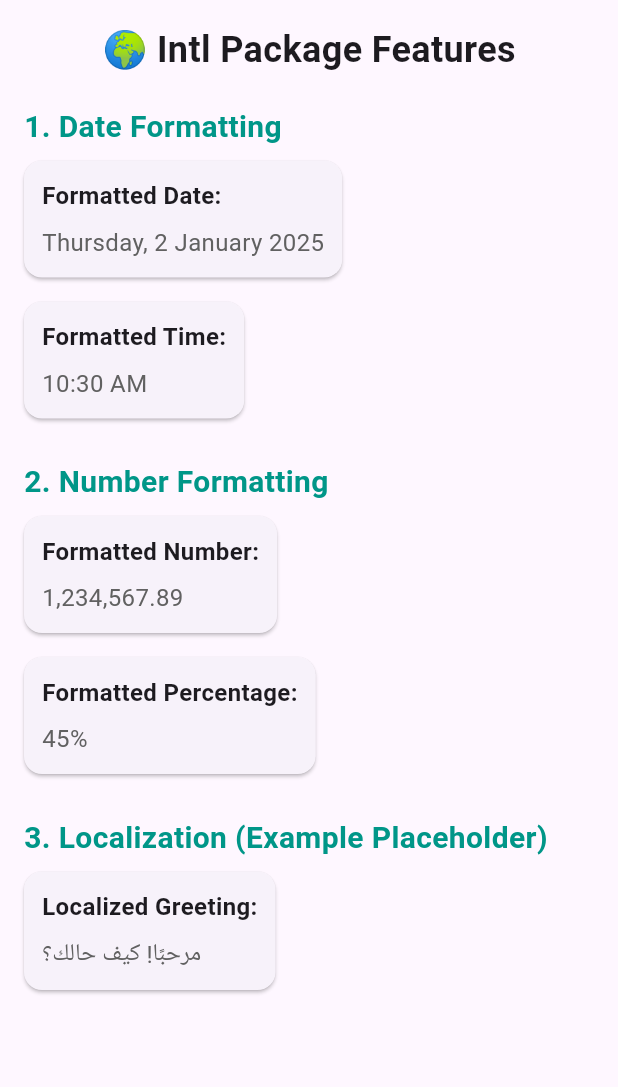
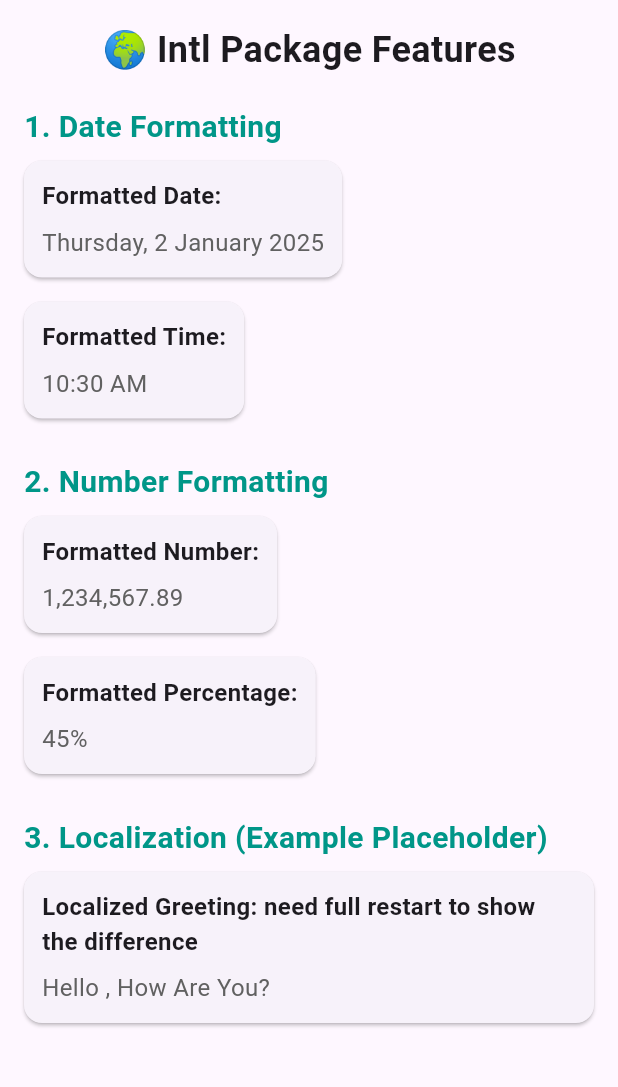
Before and after one commit to dev-OmarKaialy/pacakges_examples, a Flutter app: the screen it shows after launch, on a phone screen of 412 x 824 dp, the part 84-1171 px from its top. Run offline on Flutter 3.47's test engine with Material 3 defaults, Android fonts, the light colour scheme and no system bars; our stand-ins replace flutter_localization.

Commit message:
intl package

```diff
--- /dev/null
+++ b/flutter_intl_exm/lib/l10n/app_en.arb
@@ -0,0 +1 @@
+{"title":"Hello, How Are You?"}
--- a/flutter_intl_exm/lib/main.dart
+++ b/flutter_intl_exm/lib/main.dart
@@ -1,19 +1,52 @@
 import 'package:flutter/material.dart';
+import 'package:flutter_localization/flutter_localization.dart';
 import 'package:intl/date_symbol_data_local.dart';
 import 'package:intl/intl.dart';
 
 void main() async {
+  WidgetsFlutterBinding.ensureInitialized();
   await initializeDateFormatting('ar', null);
+  await FlutterLocalization.instance.ensureInitialized();
   runApp(const IntlDemoApp());
 }
 
-class IntlDemoApp extends StatelessWidget {
+class IntlDemoApp extends StatefulWidget {
   const IntlDemoApp({super.key});
+
+  @override
+  State<IntlDemoApp> createState() => _IntlDemoAppState();
+}
+
+class _IntlDemoAppState extends State<IntlDemoApp> {
+  final FlutterLocalization localization = FlutterLocalization.instance;
+
+  @override
+  void initState() {
+    localization.init(
+      mapLocales: [
+        const MapLocale('en', AppLocale.EN),
+        const MapLocale('ar', AppLocale.AR),
+        const MapLocale('fr', AppLocale.FR),
+      ],
+      initLanguageCode: 'en',
+    );
+    localization.onTranslatedLanguage = _onTranslatedLanguage;
+    super.initState();
+  }
+
+  void _onTranslatedLanguage(Locale? locale) {
+    WidgetsBinding.instance.addPostFrameCallback((s) {
+      setState(() {});
+    });
+  }
 
   @override
   Widget build(BuildContext context) {
     return MaterialApp(
       debugShowCheckedModeBanner: false,
+      supportedLocales: localization.supportedLocales,
+      localizationsDelegates: localization.localizationsDelegates,
+      locale: localization.currentLocale,
       title: 'Intl Package Demo',
       theme: ThemeData(primarySwatch: Colors.blue),
       home: const IntlDemoScreen(),
@@ -33,11 +66,31 @@
   final currentDate = DateTime.now();
   final number = 1234567.89;
   final percentage = 0.45;
+  final FlutterLocalization localization = FlutterLocalization.instance;
+  @override
+  void initState() {
+    localization.init(
+      mapLocales: [
+        const MapLocale('en', AppLocale.EN),
+        const MapLocale('ar', AppLocale.AR),
+        const MapLocale('fr', AppLocale.FR),
+      ],
+      initLanguageCode: 'en',
+    );
+    localization.onTranslatedLanguage = _onTranslatedLanguage;
+    super.initState();
+  }
+
+// the setState function here is a must to add
+  void _onTranslatedLanguage(Locale? locale) {
+    setState(() {});
+  }
 
   void _changeLocale(String locale) {
     setState(() {
       _locale = locale;
     });
+    localization.translate(locale);
   }
 
   @override
@@ -52,9 +105,9 @@
           PopupMenuButton<String>(
             onSelected: _changeLocale,
             itemBuilder: (context) => [
-              const PopupMenuItem(value: 'en_US', child: Text('English (US)')),
+              const PopupMenuItem(value: 'en', child: Text('English (US)')),
               const PopupMenuItem(value: 'ar', child: Text('العربية')),
-              const PopupMenuItem(value: 'fr_FR', child: Text('Français')),
+              const PopupMenuItem(value: 'fr', child: Text('Français')),
             ],
           ),
         ],
@@ -107,8 +160,9 @@
               // Localization Placeholder
               _buildSectionTitle('3. Localization (Example Placeholder)'),
               _buildCard(
-                title: 'Localized Greeting:',
-                value: 'مرحبًا! كيف حالك؟',
+                title:
+                    'Localized Greeting: need full restart to show the difference',
+                value: AppLocale.title.getString(context),
               ),
             ],
           ),
@@ -148,3 +202,10 @@
     );
   }
 }
+
+mixin AppLocale {
+  static const String title = 'title';
+  static const Map<String, dynamic> EN = {title: 'Hello , How Are You?'};
+  static const Map<String, dynamic> AR = {title: 'مرحباً، كيف حالك؟'};
+  static const Map<String, dynamic> FR = {title: 'Hi , pourque?'};
+}
--- a/flutter_intl_exm/pubspec.yaml
+++ b/flutter_intl_exm/pubspec.yaml
@@ -9,7 +9,8 @@
 dependencies:
   flutter:
     sdk: flutter
-  intl: ^0.20.1
+  flutter_localization: ^0.3.0
+  intl: ^0.19.0
 
 dev_dependencies:
   flutter_test:
@@ -18,3 +19,6 @@
 
 flutter:
   uses-material-design: true
+  generate: true
+  assets:
+    - lib/l10n/
```
Also changed, not shown: flutter_intl_exm/pubspec.lock, 5 other files.
